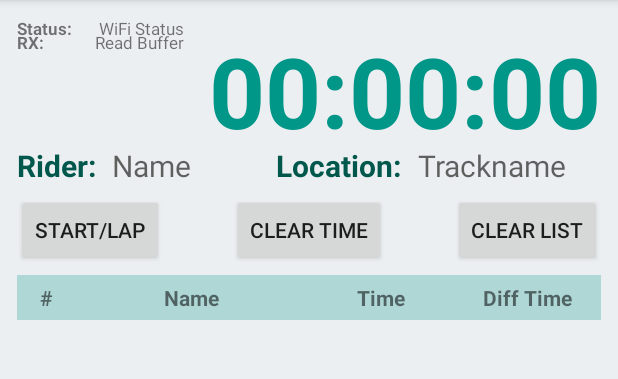
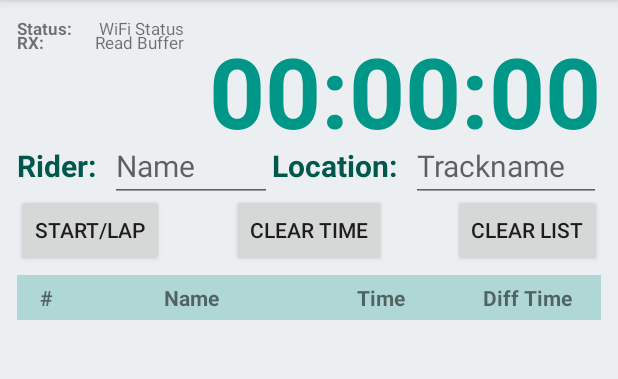
Before and after one commit to AxxAxx/AxRACE_Lap_Timer, an Android app: the screen it shows after launch (MainActivity), on a phone screen of 412 x 824 dp, the part 84-463 px from its top. Run offline under Robolectric (Android 15) with nearby library versions, the phone set to English and light mode, and no system bars.

Commit message:
updated with location field

```diff
--- a/AxRACE_Lap_Timer_APP/app/src/main/res/layout/activity_main.xml
+++ b/AxRACE_Lap_Timer_APP/app/src/main/res/layout/activity_main.xml
@@ -10,7 +10,9 @@
     android:paddingRight="5pt"
     android:paddingTop="5pt"
     tools:context="com.AxRACE_Lap_Timer.MainActivity"
-    android:background="#ECEFF1">
+    android:background="#ECEFF1"
+
+>
 
 
     <TextView
@@ -208,8 +210,10 @@
     <LinearLayout
         android:layout_width="match_parent"
         android:layout_height="wrap_content"
-        android:layout_marginTop="85dp"
-        android:orientation="horizontal">
+        android:layout_marginTop="75dp"
+        android:orientation="horizontal"
+        android:descendantFocusability="beforeDescendants"
+        android:focusableInTouchMode="true">
 
         <TextView
             android:id="@+id/textView8"
@@ -221,13 +225,14 @@
             android:textSize="20dp"
             android:textStyle="bold" />
 
-        <TextView
+        <EditText
             android:id="@+id/racername"
             android:layout_width="wrap_content"
             android:layout_height="wrap_content"
             android:layout_weight="2.5"
             android:hint="Name"
-            android:textSize="20dp"  />
+            android:textSize="20dp" />
+
 
         <TextView
             android:id="@+id/textView7"
@@ -237,15 +242,15 @@
             android:text="Location:"
             android:textColor="@color/colorPrimaryDark"
             android:textSize="20dp"
-            android:textStyle="bold"/>
+            android:textStyle="bold" />
 
-        <TextView
+        <EditText
             android:id="@+id/racetrack"
             android:layout_width="wrap_content"
             android:layout_height="wrap_content"
             android:layout_weight="1"
             android:hint="Trackname"
-            android:textSize="20dp"  />
+            android:textSize="20dp" />
     </LinearLayout>
 
     <LinearLayout
```
